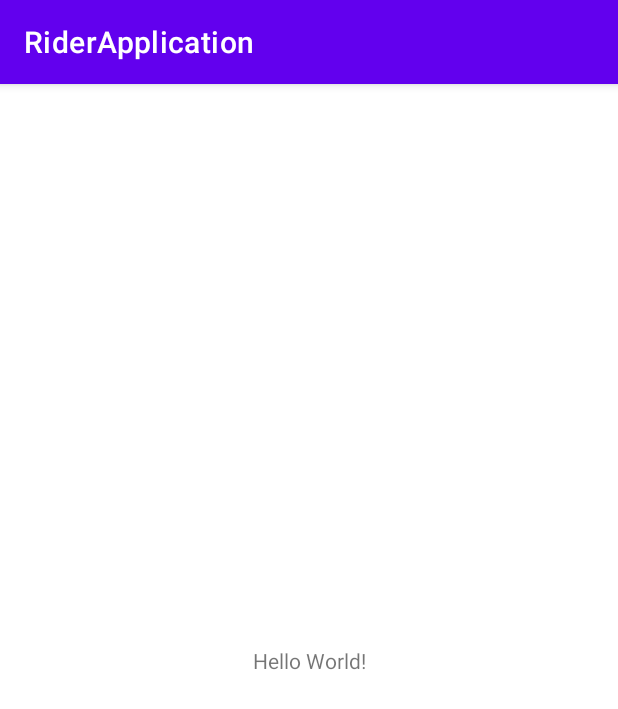
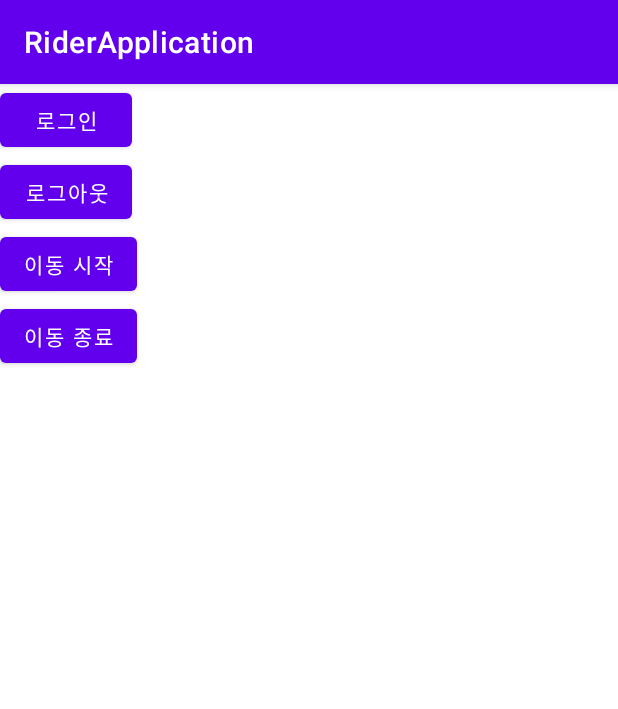
Before and after one commit to ssuu7861/CapstoneDesign1, an Android app: the screen it shows after launch (MainActivity), on a phone screen of 412 x 824 dp. Shown: the top 709 px of the screen. Run offline under Robolectric (Android 15) with nearby library versions, the phone set to English and light mode, and no system bars; network calls fail; 1 statement that could not run was skipped.

Commit message:
Rider - add TCP/UDP function

```diff
--- a/RiderApplication/app/src/main/res/layout/activity_main.xml
+++ b/RiderApplication/app/src/main/res/layout/activity_main.xml
@@ -1,18 +1,37 @@
 <?xml version="1.0" encoding="utf-8"?>
-<androidx.constraintlayout.widget.ConstraintLayout xmlns:android="http://schemas.android.com/apk/res/android"
+<LinearLayout xmlns:android="http://schemas.android.com/apk/res/android"
     xmlns:app="http://schemas.android.com/apk/res-auto"
     xmlns:tools="http://schemas.android.com/tools"
     android:layout_width="match_parent"
     android:layout_height="match_parent"
+    android:orientation="vertical"
     tools:context=".MainActivity">
 
-    <TextView
+    <Button
+        android:id="@+id/login"
         android:layout_width="wrap_content"
         android:layout_height="wrap_content"
-        android:text="Hello World!"
-        app:layout_constraintBottom_toBottomOf="parent"
-        app:layout_constraintEnd_toEndOf="parent"
-        app:layout_constraintStart_toStartOf="parent"
-        app:layout_constraintTop_toTopOf="parent" />
+        android:text="로그인"/>
 
-</androidx.constraintlayout.widget.ConstraintLayout>
+    <Button
+        android:id="@+id/logout"
+        android:layout_width="wrap_content"
+        android:layout_height="wrap_content"
+        android:text="로그아웃"/>
+
+
+    <Button
+        android:id="@+id/randomStart"
+        android:layout_width="wrap_content"
+        android:layout_height="wrap_content"
+        android:text="이동 시작"/>
+
+    <Button
+        android:id="@+id/randomStop"
+        android:layout_width="wrap_content"
+        android:layout_height="wrap_content"
+        android:text="이동 종료"/>
+
+
+
+</LinearLayout>
```
Also changed, not shown: RiderApplication/app/src/main/java/com/example/riderapplication/MainActivity.kt (+177 -0 lines), RiderApplication/app/src/main/java/com/example/riderapplication/Manager.kt (added, +7 -0 lines), RiderApplication/app/src/main/java/com/example/riderapplication/User.kt (added, +9 -0 lines).
